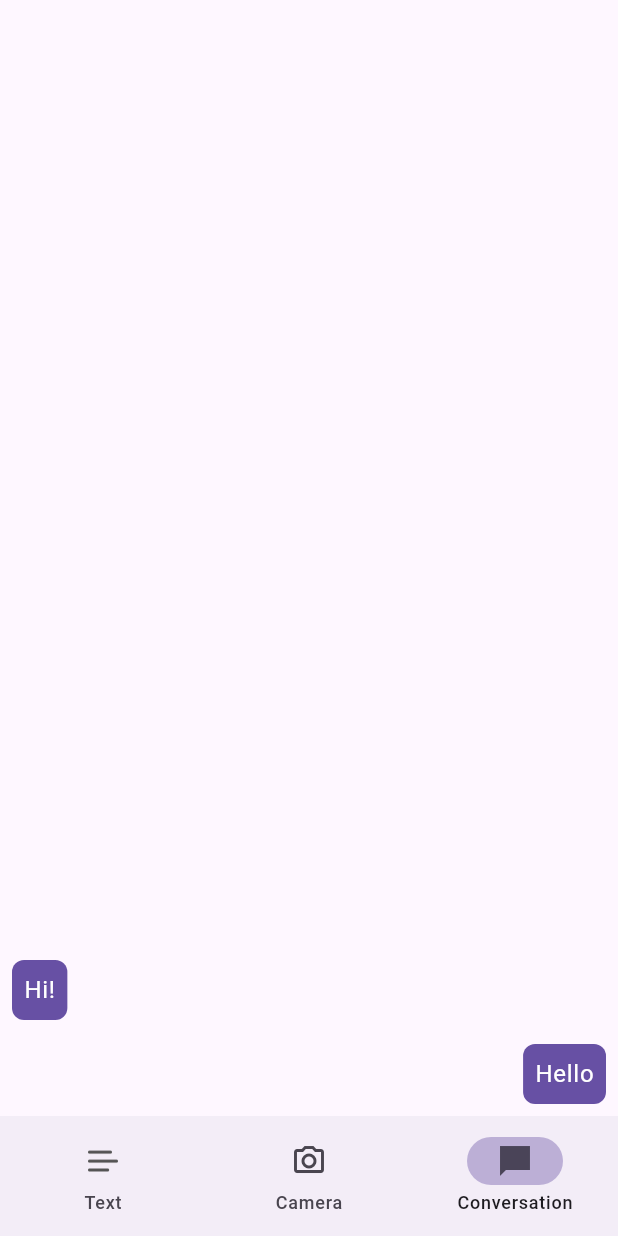
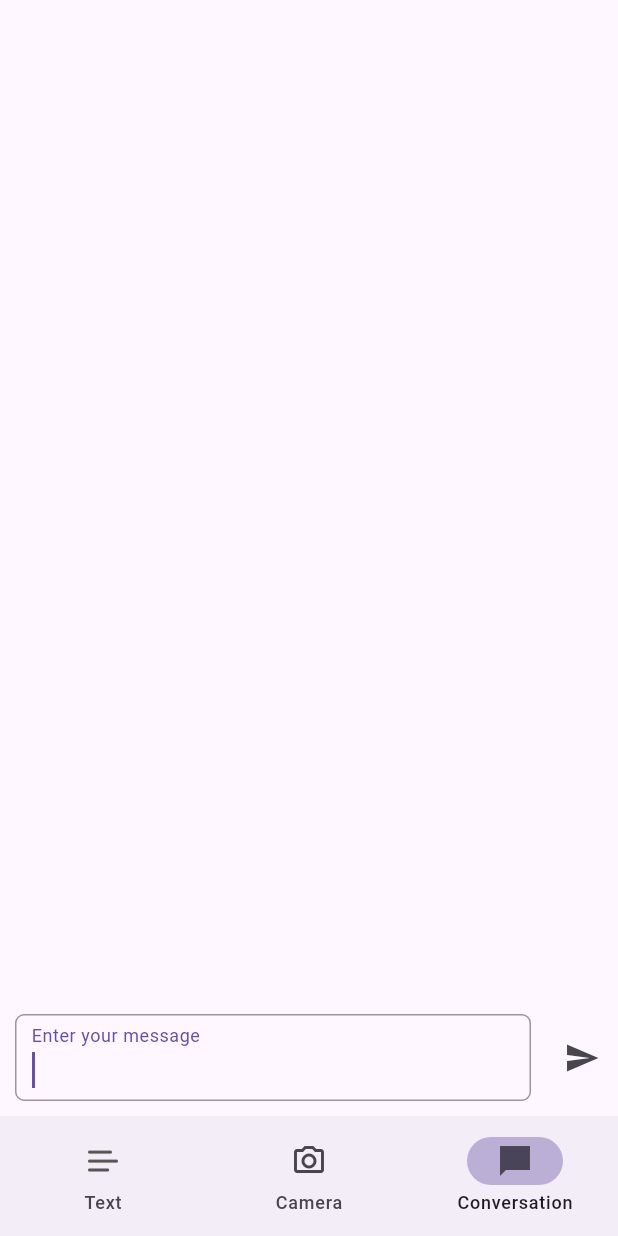
Before and after one commit to shahzaibdev1/translation-app, a Flutter app: the screen it shows after launch, item 3 of the bottom bar chosen, on a phone screen of 412 x 824 dp. Run offline on Flutter 3.47's test engine with Material 3 defaults, Android fonts, the phone set to English and light mode, and no system bars; our stand-ins replace camera, image_picker; missing offline and left inert: google_mlkit_text_recognition, google_mlkit_translation.

Commit message:
updated code

```diff
--- a/lib/TextRecognizer.dart
+++ b/lib/TextRecognizer.dart
@@ -140,9 +140,6 @@ class _TextRecognizerViewState extends State<TextRecognizerView> {
   @override
   Widget build(BuildContext context) {
     return Scaffold(
-      appBar: AppBar(
-        title: const Text("Camera"),
-      ),
       body: Stack(children: [
         DetectorView(
           title: 'Text Detector',
@@ -156,7 +153,7 @@ class _TextRecognizerViewState extends State<TextRecognizerView> {
           onCameraLensDirectionChanged: (value) => _cameraLensDirection = value,
         ),
         Positioned(
-            top: 20,
+            top: 110,
             left: 80,
             child: Row(
               children: [
--- /dev/null
+++ b/lib/conversation_screen/conversation_screen.dart
@@ -0,0 +1,112 @@
+import 'package:flutter/material.dart';
+import 'package:google_mlkit_translation/google_mlkit_translation.dart';
+
+class Conversation extends StatefulWidget {
+  const Conversation({Key? key});
+
+  @override
+  State<Conversation> createState() => _ConversationState();
+}
+
+class _ConversationState extends State<Conversation> {
+  final TextEditingController chatTextController = TextEditingController();
+  List<Map<String, String>> messages = [];
+
+  void handleChange() async {
+    String text = chatTextController.text;
+
+    final onDeviceTranslator = OnDeviceTranslator(
+        sourceLanguage: TranslateLanguage.english, targetLanguage: TranslateLanguage.urdu);
+
+    final String translatedText = await onDeviceTranslator.translateText(text);
+
+    setState(() {
+      messages.add({"text": text, "translatedText": translatedText});
+    });
+
+    chatTextController.clear();
+
+    return;
+  }
+
+  @override
+  Widget build(BuildContext context) {
+    final ThemeData theme = Theme.of(context);
+
+    return Scaffold(
+      body: SafeArea(
+        child: Column(
+          children: [
+            Expanded(
+              child: ListView.builder(
+                itemCount: messages.length,
+                itemBuilder: (BuildContext context, int index) {
+                  return Column(children: [
+                    Align(
+                      alignment: Alignment.centerRight,
+                      child: Container(
+                        margin: const EdgeInsets.all(8.0),
+                        padding: const EdgeInsets.all(8.0),
+                        decoration: BoxDecoration(
+                          color: theme.colorScheme.primary,
+                          borderRadius: BorderRadius.circular(8.0),
+                        ),
+                        child: Text(
+                          messages[index]["text"] != null ? messages[index]["text"]! : "",
+                          style: theme.textTheme.bodyLarge!
+                              .copyWith(color: theme.colorScheme.onPrimary),
+                        ),
+                      ),
+                    ),
+                    Align(
+                      alignment: Alignment.centerLeft,
+                      child: Container(
+                        margin: const EdgeInsets.all(8.0),
+                        padding: const EdgeInsets.all(8.0),
+                        decoration: BoxDecoration(
+                          color: theme.colorScheme.primary,
+                          borderRadius: BorderRadius.circular(8.0),
+                        ),
+                        child: Text(
+                          messages[index]["translatedText"] != null
+                              ? messages[index]["translatedText"]!
+                              : "",
+                          style: theme.textTheme.bodyLarge!
+                              .copyWith(color: theme.colorScheme.onPrimary),
+                        ),
+                      ),
+                    )
+                  ]);
+                },
+              ),
+            ),
+            Container(
+              margin: const EdgeInsets.symmetric(vertical: 10),
+              child: Row(
+                children: [
+                  Container(
+                      margin: const EdgeInsets.symmetric(horizontal: 10),
+                      padding: const EdgeInsets.symmetric(horizontal: 10),
+                      decoration: BoxDecoration(
+                          border: Border.all(width: 1, color: Colors.black.withAlpha(100)),
+                          borderRadius: BorderRadius.circular(6)),
+                      child: SizedBox(
+                          width: MediaQuery.of(context).size.width - 90,
+                          child: TextField(
+                            autofocus: true,
+                            controller: chatTextController,
+                            decoration: const InputDecoration(
+                              border: InputBorder.none,
+                              labelText: "Enter your message",
+                            ),
+                          ))),
+                  IconButton(onPressed: handleChange, icon: const Icon(Icons.send))
+                ],
+              ),
+            ),
+          ],
+        ),
+      ),
+    );
+  }
+}
--- a/lib/main.dart
+++ b/lib/main.dart
@@ -1,5 +1,6 @@
 import 'package:flutter/material.dart';
 import 'package:translation_app/TextRecognizer.dart';
+import 'package:translation_app/conversation_screen/conversation_screen.dart';
 
 /// Flutter code sample for [NavigationBar].
 
@@ -31,6 +32,7 @@ class _NavigationExampleState extends State<NavigationExample> {
   Widget build(BuildContext context) {
     final ThemeData theme = Theme.of(context);
     return Scaffold(
+      resizeToAvoidBottomInset: false,
       bottomNavigationBar: NavigationBar(
         onDestinationSelected: (int index) {
           setState(() {
@@ -79,45 +81,9 @@ class _NavigationExampleState extends State<NavigationExample> {
         /// Notifications page
         const TextRecognizerView(),
 
+        const Conversation()
+
         /// Messages page
-        ListView.builder(
-          reverse: true,
-          itemCount: 2,
-          itemBuilder: (BuildContext context, int index) {
-            if (index == 0) {
-              return Align(
-                alignment: Alignment.centerRight,
-                child: Container(
-                  margin: const EdgeInsets.all(8.0),
-                  padding: const EdgeInsets.all(8.0),
-                  decoration: BoxDecoration(
-                    color: theme.colorScheme.primary,
-                    borderRadius: BorderRadius.circular(8.0),
-                  ),
-                  child: Text(
-                    'Hello',
-                    style: theme.textTheme.bodyLarge!.copyWith(color: theme.colorScheme.onPrimary),
-                  ),
-                ),
-              );
-            }
-            return Align(
-              alignment: Alignment.centerLeft,
-              child: Container(
-                margin: const EdgeInsets.all(8.0),
-                padding: const EdgeInsets.all(8.0),
-                decoration: BoxDecoration(
-                  color: theme.colorScheme.primary,
-                  borderRadius: BorderRadius.circular(8.0),
-                ),
-                child: Text(
-                  'Hi!',
-                  style: theme.textTheme.bodyLarge!.copyWith(color: theme.colorScheme.onPrimary),
-                ),
-              ),
-            );
-          },
-        ),
       ][currentPageIndex],
     );
   }
--- a/pubspec.yaml
+++ b/pubspec.yaml
@@ -43,6 +43,7 @@ dependencies:
   image: ^4.1.7
 
   path: any
+  speech_to_text: ^6.6.1
 dev_dependencies:
   flutter_test:
     sdk: flutter
```
Also changed, not shown: lib/camera_view.dart (+6 -2 lines), lib/gallery_view.dart (+47 -30 lines), pubspec.lock.
